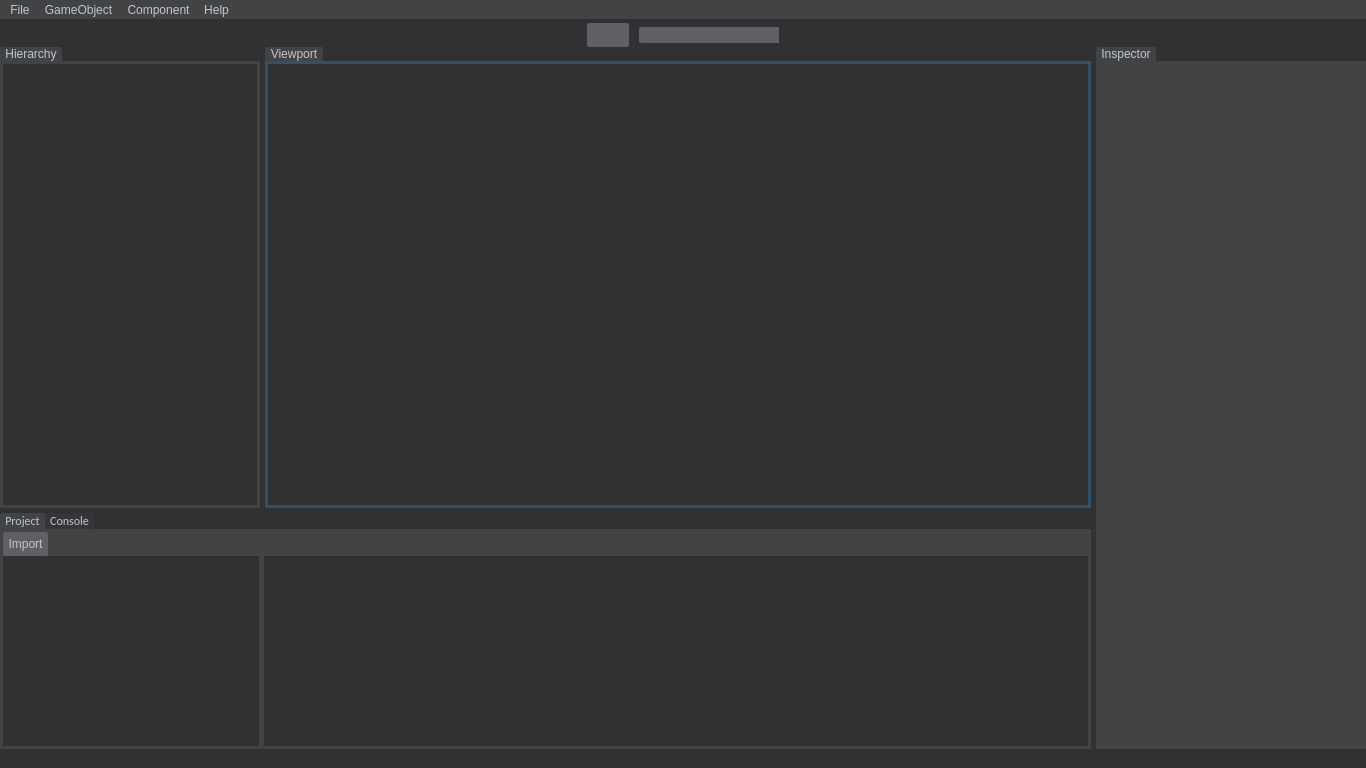
First picture: the form in Editor/editor.ui, repository PanosK92/SpartanEngine, before the edit.
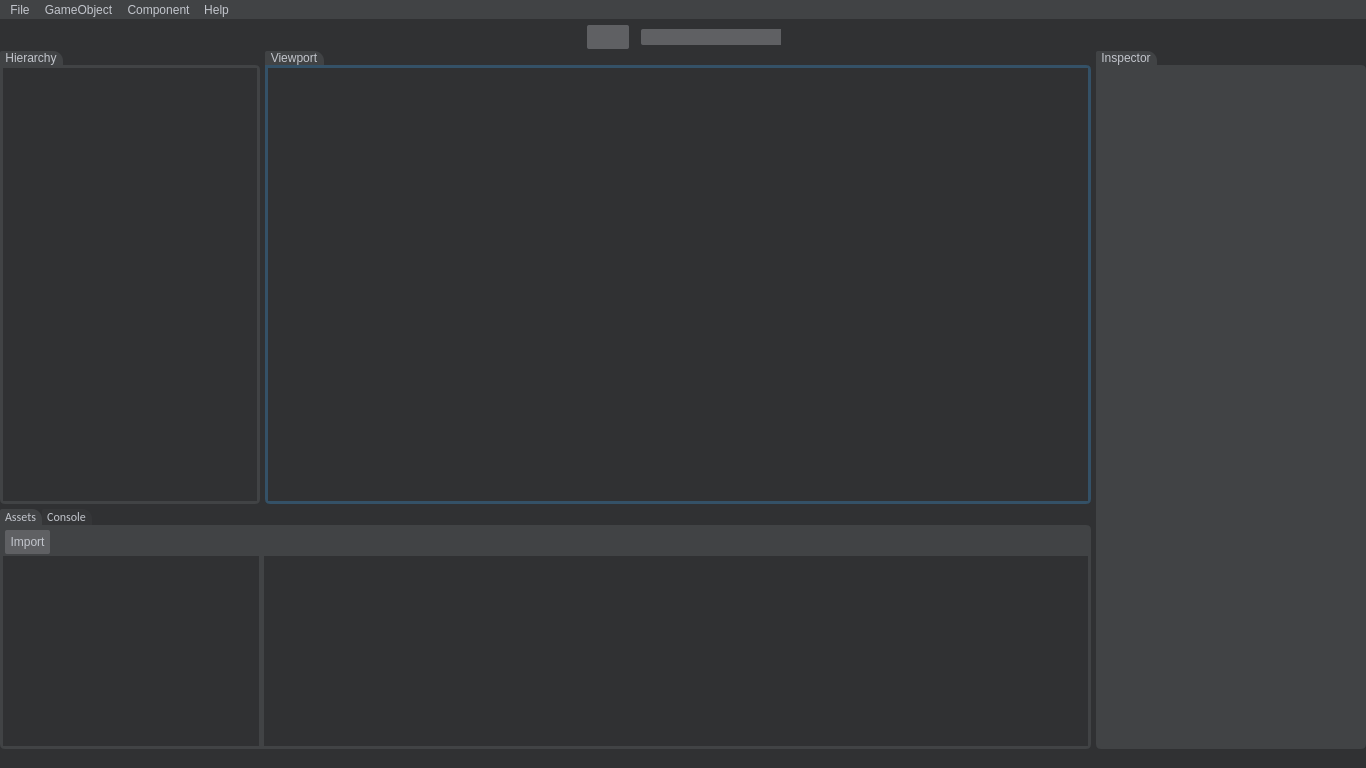
Second picture: the form after the edit. Icons and pictures are not drawn. Custom widgets are drawn as their Qt base class.

```diff
--- a/Editor/editor.ui
+++ b/Editor/editor.ui
@@ -303,6 +303,10 @@
 	border-color: #414345;
 	border-style: none;
 	border-width: 0px;
+	border-bottom-right-radius: 5px;
+	border-bottom-left-radius: 5px;
+	border-top-left-radius: 0px;
+	border-top-right-radius: 5px;
 }
 
 /*================================================================================================*/
@@ -379,12 +383,15 @@
 	border-top-left-radius: 2px;
 	border-top-right-radius: 2px;
 	border-bottom-width: 0px;
+	
+	border-top-right-radius: 10px;
+	border-bottom-right-radius: 0px;
 
 	min-width: 3.5em;
 	min-height: 1.3em;
 
 	padding-left: 5px;
-	padding-right: 5px;
+	padding-right: 6px;
 }
 
 QTabBar::tab:selected
@@ -463,6 +470,7 @@
     border-width: 0px;
     border-style: solid;
 	padding: 5px;
+	margin: 2px;
 }
 
 QPushButton::pressed
@@ -2176,7 +2184,7 @@
               </property>
               <widget class="QWidget" name="tabProject">
                <attribute name="title">
-                <string>Project</string>
+                <string>Assets</string>
                </attribute>
                <layout class="QHBoxLayout" name="horizontalLayout_4">
                 <property name="spacing">
```
Left out of the diff: 104 changed lines with no effect on the pictures.
